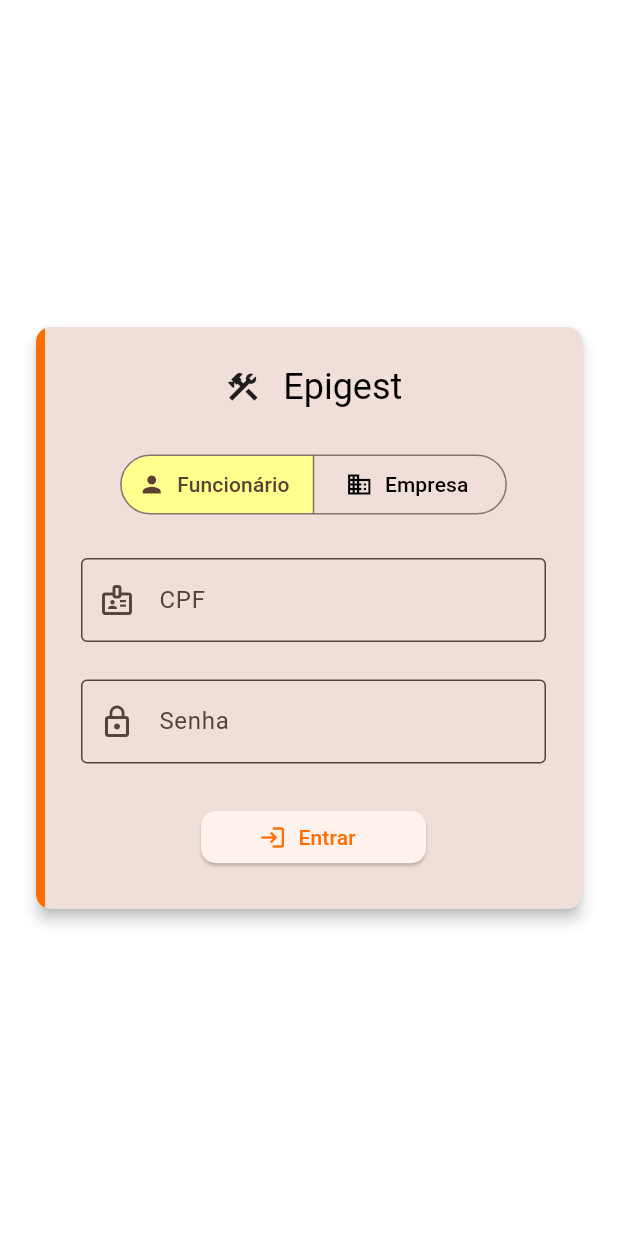
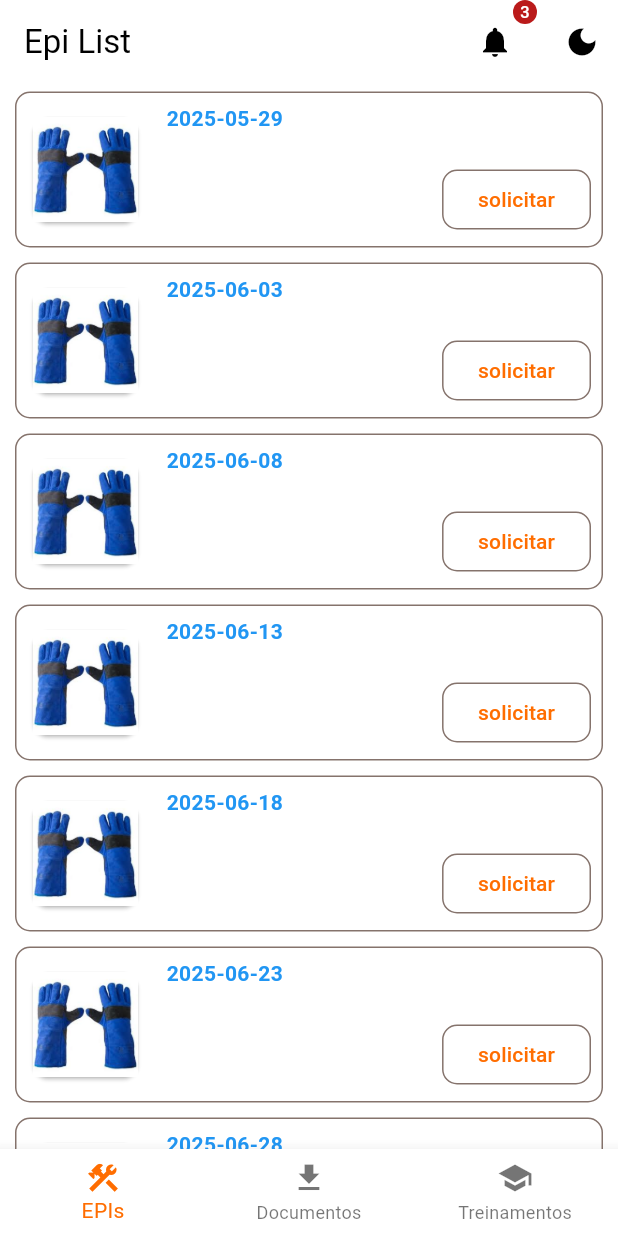
Before and after one commit to Epigest/aplication, a Flutter app: the screen it shows after launch, after a tap on "Entrar", on a phone screen of 412 x 824 dp. Run offline on Flutter 3.47's test engine with Material 3 defaults, Android fonts, the phone set to English and light mode, and no system bars; our stand-ins replace flex_color_scheme.

Commit message:
adicionado lista de EPIs

```diff
--- /dev/null
+++ b/epigest_project/lib/ui/epi/epi_list_page.dart
@@ -0,0 +1,132 @@
+import 'package:flutter/material.dart';
+
+class EpiListPage extends StatefulWidget {
+  const EpiListPage({super.key});
+
+  @override
+  State<EpiListPage> createState() => _EpiListPageState();
+}
+
+class _EpiListPageState extends State<EpiListPage> {
+  @override
+  Widget build(BuildContext context) {
+    return Scaffold(
+      appBar: AppBar(
+        automaticallyImplyLeading: false,
+        title: const Text('Epi List'),
+        centerTitle: false,
+        actions: [
+          Badge(
+            label: Text('3'),
+            child: IconButton(
+              icon: const Icon(Icons.notifications),
+              onPressed: () {},
+            ),
+          ),
+          SizedBox(width: 10),
+          IconButton(
+            icon: Icon(Icons.dark_mode),
+            onPressed: () {},
+          ),
+        ],
+      ),
+      body: SafeArea(
+        child: Column(
+          children: [
+            Expanded(
+              child: ListView.builder(
+                itemCount: 15,
+                itemBuilder: (context, index) {
+                  return Card.outlined(
+                    shape: RoundedRectangleBorder(
+                      borderRadius: BorderRadius.circular(10),
+                      side: BorderSide(
+                        width: 1,
+                        color: Theme.of(context).dividerColor,
+                      ),
+                    ),
+                    margin: EdgeInsets.symmetric(horizontal: 10, vertical: 5),
+                    child: InkWell(
+                      onTap: () {
+                        print('Card $index');
+                      },
+                      child: Padding(
+                        padding: const EdgeInsets.all(8),
+                        child: Row(
+                          spacing: 15,
+                          children: [
+                            Card(
+                              child: Image.asset(
+                                'assets/imgs/epi.jpeg',
+                                width: 70,
+                                height: 70,
+                              ),
+                            ),
+                            Expanded(
+                              child: Column(
+                                spacing: 20,
+                                crossAxisAlignment: CrossAxisAlignment.start,
+                                mainAxisAlignment: MainAxisAlignment.spaceAround,
+                                children: [
+                                  Text(
+                                    DateTime.now()
+                                        .add(Duration(days: index * 5))
+                                        .toLocal()
+                                        .toString()
+                                        .split(' ')[0],
+                                    style: TextStyle(
+                                      fontSize: 14,
+                                      color: Colors.blue,
+                                      fontWeight: FontWeight.bold,
+                                    ),
+                                  ),
+                                  Align(
+                                    alignment: Alignment.bottomRight,
+                                    child: OutlinedButton(
+                                      onPressed: () {
+                                        print('Button pressed for card $index');
+                                      },
+                                      style: ElevatedButton.styleFrom(
+                                        minimumSize: Size(70, 40),
+                                      ),
+                                      child: Text(
+                                        'solicitar',
+
+                                      ),
+                                    ),
+                                  ),
+                                ],
+                              ),
+                            ),
+                          ],
+                        ),
+                      ),
+                    ),
+                  );
+                },
+              ),
+            ),
+          ],
+        ),
+      ),
+      bottomNavigationBar: BottomNavigationBar(
+        items: const [
+          BottomNavigationBarItem(
+            icon: Icon(Icons.construction_sharp),
+            label: 'EPIs',
+          ),
+          BottomNavigationBarItem(
+            icon: Icon(Icons.download_sharp),
+            label: 'Documentos',
+          ),
+          BottomNavigationBarItem(
+            icon: Icon(Icons.school_sharp),
+            label: 'Treinamentos',
+          ),
+        ],
+        currentIndex: 0,
+        onTap: (index) {}
+      )
+    );
+  }
+}
--- a/epigest_project/lib/ui/login/login_page.dart
+++ b/epigest_project/lib/ui/login/login_page.dart
@@ -1,3 +1,4 @@
+import 'package:epigest_project/ui/epi/epi_list_page.dart';
 import 'package:flutter/material.dart';
 
 enum LoginType { funcionario, empresa }
@@ -81,7 +82,14 @@ class _LoginPageState extends State<LoginPage> {
                         ),
                         ElevatedButton.icon(
                           icon: const Icon(Icons.login),
-                          onPressed: () {},
+                          onPressed: () {
+                            Navigator.push(
+                              context,
+                              MaterialPageRoute(
+                                builder: (context) => EpiListPage(),
+                              ),
+                            );
+                          },
                           style: ElevatedButton.styleFrom(
                             minimumSize: const Size(150, 35),
                           ),
--- a/epigest_project/pubspec.yaml
+++ b/epigest_project/pubspec.yaml
@@ -53,6 +53,9 @@ dev_dependencies:
 # The following section is specific to Flutter packages.
 flutter:
 
+  assets:
+    - assets/imgs/epi.jpeg
+
   # The following line ensures that the Material Icons font is
   # included with your application, so that you can use the icons in
   # the material Icons class.
```
Also changed, not shown: epigest_project/assets/imgs/epi.jpeg (added), epigest_project/lib/ui/epi_list/epi_list_page.dart (deleted).
